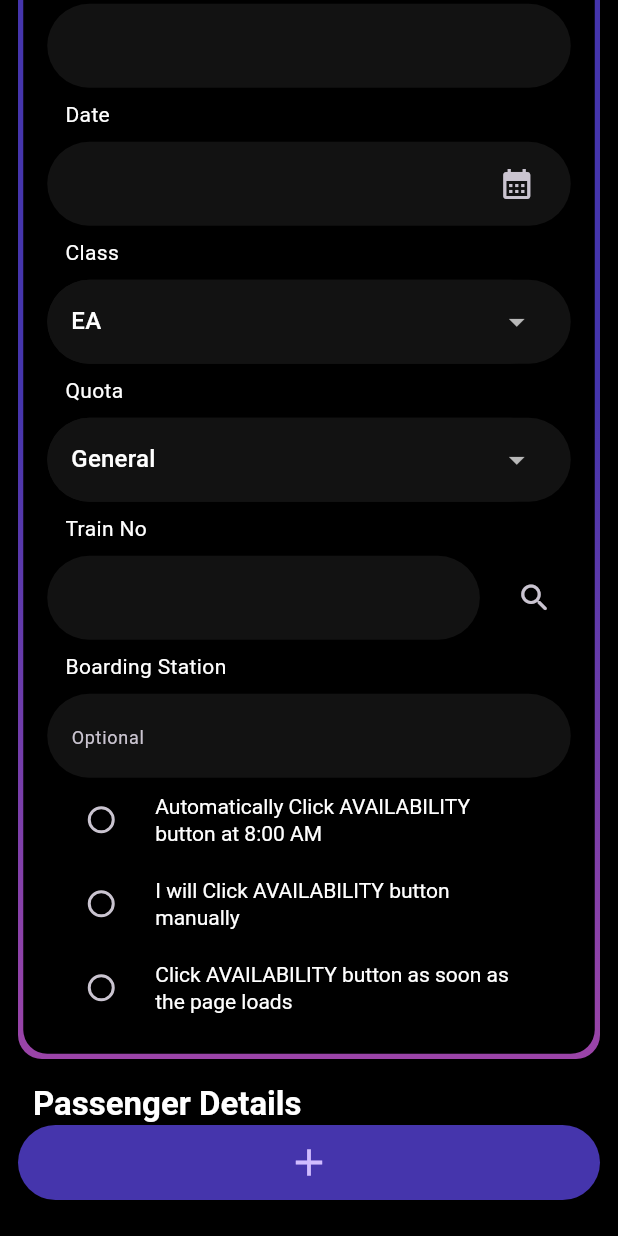
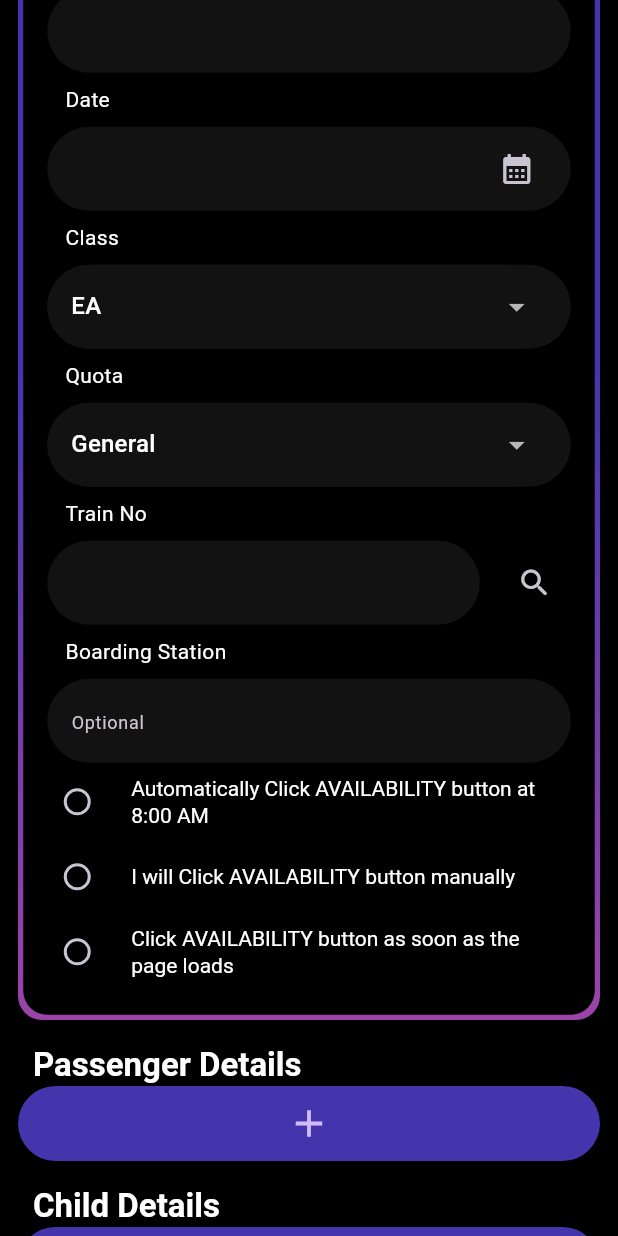
Before and after one commit to noobarafat/Rail_Ticketing, a Flutter app: the WebsiteFormPage screen opened directly, scrolled down 576 dp, after a tap on the "clear" icon, on a phone screen of 412 x 824 dp. Run offline on Flutter 3.47's test engine with Material 3 defaults, Android fonts, the phone set to English and light mode, and no system bars; our stand-ins replace get.

Commit message:
payment method ui complete

```diff
--- /dev/null
+++ b/lib/models/child_details_model.dart
@@ -0,0 +1,7 @@
+import 'package:flutter/material.dart';
+
+class ChildDetailsModel {
+  TextEditingController nameController = TextEditingController();
+  TextEditingController age = TextEditingController();
+  TextEditingController gender = TextEditingController();
+}
--- a/lib/models/passenger_model.dart
+++ b/lib/models/passenger_model.dart
@@ -1,6 +1,6 @@
 import 'package:flutter/material.dart';
 
-class PassengerModel {
+class PassengerDetailsModel {
   TextEditingController nameController = TextEditingController();
   TextEditingController ageController = TextEditingController();
   TextEditingController berth = TextEditingController();
--- /dev/null
+++ b/lib/viewmodels/child_details_viewmodel.dart
@@ -0,0 +1,40 @@
+import 'package:get/get.dart';
+import 'package:rail_ticketing/models/child_details_model.dart';
+
+class ChildDetailsViewmodel extends GetxController {
+  List<ChildDetailsModel> childPessengers = [];
+
+  void addChildPassenger() {
+    childPessengers.add(ChildDetailsModel());
+    update();
+  }
+
+  void removeChildPassenger(int index) {
+    childPessengers.removeAt(index);
+    update();
+  }
+
+  List<String> availableAges = [
+    "Below one year",
+    "One year",
+    "Two year",
+    "Three year",
+    "Four year",
+  ];
+  String selectedAge = "Below one year";
+  void chooseAge(String? age) {
+    if (age != null) {
+      selectedAge = age;
+    }
+    update();
+  }
+
+  List<String> avalilableGenders = ["Male", "Female", "Transgender"];
+  String selectedGender = "Male";
+  void chooseGender(String? gender) {
+    if (gender != null) {
+      selectedGender = gender;
+    }
+    update();
+  }
+}
--- a/lib/viewmodels/passenger_viewmodel.dart
+++ b/lib/viewmodels/passenger_details_viewmodel.dart
@@ -3,17 +3,17 @@ import 'package:rail_ticketing/core/country_list.dart';
 import 'package:rail_ticketing/models/passenger_model.dart';
 
 class PassengerDetailsViewmodel extends GetxController {
-  List<PassengerModel> passengers = [];
+  List<PassengerDetailsModel> passengers = [];
 
   @override
   void onInit() {
-    addUser();
+    addPassenger();
     update();
     super.onInit();
   }
 
-  void addUser() {
-    passengers.add(PassengerModel());
+  void addPassenger() {
+    passengers.add(PassengerDetailsModel());
     update();
   }
 
--- a/lib/views/pages/website_form_page.dart
+++ b/lib/views/pages/website_form_page.dart
@@ -1,7 +1,9 @@
 import 'package:flutter/material.dart';
+import 'package:rail_ticketing/views/widgets/custom_fields/child_details.dart';
 import 'package:rail_ticketing/views/widgets/custom_fields/journey_details.dart';
 import 'package:rail_ticketing/views/widgets/custom_fields/login_field.dart';
 import 'package:rail_ticketing/views/widgets/custom_fields/passenger_details.dart';
+import 'package:rail_ticketing/views/widgets/custom_fields/payment_field.dart';
 
 import 'package:rail_ticketing/views/widgets/text_field_box.dart';
 
@@ -32,6 +34,12 @@ class WebsiteFormPage extends StatelessWidget {
               Padding(padding: EdgeInsets.only(top: 16)),
               _sectionHeader(context, "Passenger Details"),
               PassengerDetails(),
+              Padding(padding: EdgeInsets.only(top: 16)),
+              _sectionHeader(context, "Child Details"),
+              ChildDetails(),
+              Padding(padding: EdgeInsets.only(top: 16)),
+              _sectionHeader(context, "Payment Method"),
+              CustomTextFieldBox(child: PaymentField()),
             ],
           ),
         ),
--- a/lib/views/widgets/custom_checkbox.dart
+++ b/lib/views/widgets/custom_checkbox.dart
@@ -18,6 +18,8 @@ class CustomCheckBox extends StatelessWidget {
           children: List.generate(controller.checkBoxItems.length, (index) {
             return RadioListTile(
               activeColor: ColorPallet.gradientColor1,
+              dense: true,
+              contentPadding: EdgeInsets.all(0),
               title: Text(
                 controller.checkBoxItems[index],
                 style: Theme.of(context).textTheme.headlineLarge!.copyWith(
--- /dev/null
+++ b/lib/views/widgets/custom_fields/child_details.dart
@@ -0,0 +1,117 @@
+import 'package:flutter/material.dart';
+import 'package:get/get.dart';
+import 'package:rail_ticketing/core/color_pallet.dart';
+import 'package:rail_ticketing/viewmodels/child_details_viewmodel.dart';
+import 'package:rail_ticketing/views/widgets/text_field_box.dart';
+
+class ChildDetails extends StatelessWidget {
+  ChildDetails({super.key});
+
+  final ChildDetailsViewmodel _childDetailsViewmodel = Get.put(
+    ChildDetailsViewmodel(),
+  );
+
+  @override
+  Widget build(BuildContext context) {
+    return GetBuilder<ChildDetailsViewmodel>(
+      builder: (controller) {
+        return Column(
+          children: [
+            ListView.builder(
+              shrinkWrap: true,
+              physics: NeverScrollableScrollPhysics(),
+
+              itemCount: controller.childPessengers.length,
+              itemBuilder:
+                  (context, index) => Column(
+                    crossAxisAlignment: CrossAxisAlignment.end,
+                    children: [
+                      IconButton(
+                        onPressed: () {
+                          controller.removeChildPassenger(index);
+                        },
+                        icon: Icon(
+                          Icons.clear,
+                          color: ColorPallet.gradientColor2,
+                        ),
+                      ),
+                      CustomTextFieldBox(
+                        child: Column(
+                          crossAxisAlignment: CrossAxisAlignment.start,
+                          children: [
+                            Text("Name"),
+                            const SizedBox(height: 10),
+                            TextFormField(),
+                            const SizedBox(height: 10),
+                            _buildAgeAndGender(controller),
+                          ],
+                        ),
+                      ),
+                    ],
+                  ),
+            ),
+            ElevatedButton(
+              onPressed: () => _childDetailsViewmodel.addChildPassenger(),
+              child: Icon(Icons.add),
+            ),
+          ],
+        );
+      },
+    );
+  }
+
+  Row _buildAgeAndGender(ChildDetailsViewmodel controller) {
+    return Row(
+      children: [
+        Flexible(
+          flex: 1,
+          child: TextField(
+            decoration: InputDecoration(
+              suffixIcon: Padding(
+                padding: EdgeInsets.only(right: 12),
+                child: DropdownButtonFormField<String>(
+                  value: controller.selectedAge,
+                  items:
+                      controller.availableAges
+                          .map(
+                            (e) => DropdownMenuItem(
+                              value: e,
+                              child: Text(e, style: TextStyle(fontSize: 14)),
+                            ),
+                          )
+                          .toList(),
+                  onChanged: (val) {
+                    controller.chooseAge(val);
+                  },
+                ),
+              ),
+            ),
+          ),
+        ),
+        Padding(padding: EdgeInsets.only(left: 10)),
+        Flexible(
+          flex: 1,
+          child: TextField(
+            decoration: InputDecoration(
+              suffixIcon: Padding(
+                padding: EdgeInsets.only(right: 12),
+                child: DropdownButtonFormField<String>(
+                  value: controller.selectedGender,
+                  items:
+                      controller.avalilableGenders
+                          .map(
+                            (e) => DropdownMenuItem(value: e, child: Text(e)),
+                          )
+                          .toList(),
+                  onChanged: (val) {
+                    controller.chooseGender(val);
+                  },
+                ),
+              ),
+            ),
+          ),
+        ),
+      ],
+    );
+  }
+}
--- a/lib/views/widgets/custom_fields/passenger_details.dart
+++ b/lib/views/widgets/custom_fields/passenger_details.dart
@@ -1,8 +1,9 @@
 import 'package:flutter/material.dart';
 import 'package:get/get.dart';
+
 import 'package:rail_ticketing/core/color_pallet.dart';
 import 'package:rail_ticketing/core/country_list.dart';
-import 'package:rail_ticketing/viewmodels/passenger_viewmodel.dart';
+import 'package:rail_ticketing/viewmodels/passenger_details_viewmodel.dart';
 import 'package:rail_ticketing/views/widgets/text_field_box.dart';
 
 class PassengerDetails extends StatelessWidget {
@@ -96,7 +97,7 @@ class PassengerDetails extends StatelessWidget {
               },
             ),
             ElevatedButton(
-              onPressed: () => passengerViewmodel.addUser(),
+              onPressed: () => passengerViewmodel.addPassenger(),
               child: Icon(Icons.add),
             ),
           ],
--- /dev/null
+++ b/lib/views/widgets/custom_fields/payment_field.dart
@@ -0,0 +1,41 @@
+import 'package:flutter/material.dart';
+import 'package:get/get.dart';
+import 'package:rail_ticketing/core/color_pallet.dart';
+import 'package:rail_ticketing/viewmodels/payment_method_viewmodel.dart';
+
+class PaymentField extends StatelessWidget {
+  PaymentField({super.key});
+
+  final PaymentMethodViewmodel _paymentMethodViewmodel = Get.put(
+    PaymentMethodViewmodel(),
+  );
+
+  @override
+  Widget build(BuildContext context) {
+    return GetBuilder<PaymentMethodViewmodel>(
+      builder:
+          (controller) => Column(
+            children: [
+              ...List.generate(
+                controller.availablePaymentMethods.length,
+                (index) => RadioListTile(
+                  dense: true,
+                  contentPadding: EdgeInsets.all(0),
+                  activeColor: ColorPallet.gradientColor1,
+                  title: Text(
+                    controller.availablePaymentMethods[index],
+                    style: Theme.of(context).textTheme.headlineLarge!.copyWith(
+                      fontSize: 14,
+                      fontWeight: FontWeight.w400,
+                    ),
+                  ),
+                  value: index,
+                  groupValue: controller.selectedPaymentMethodIndex,
+                  onChanged: (index) => controller.chooseIndex(index),
+                ),
+              ),
+            ],
+          ),
+    );
+  }
+}
```
Also changed, not shown: lib/viewmodels/payment_method_viewmodel.dart (added, +20 -0 lines).
